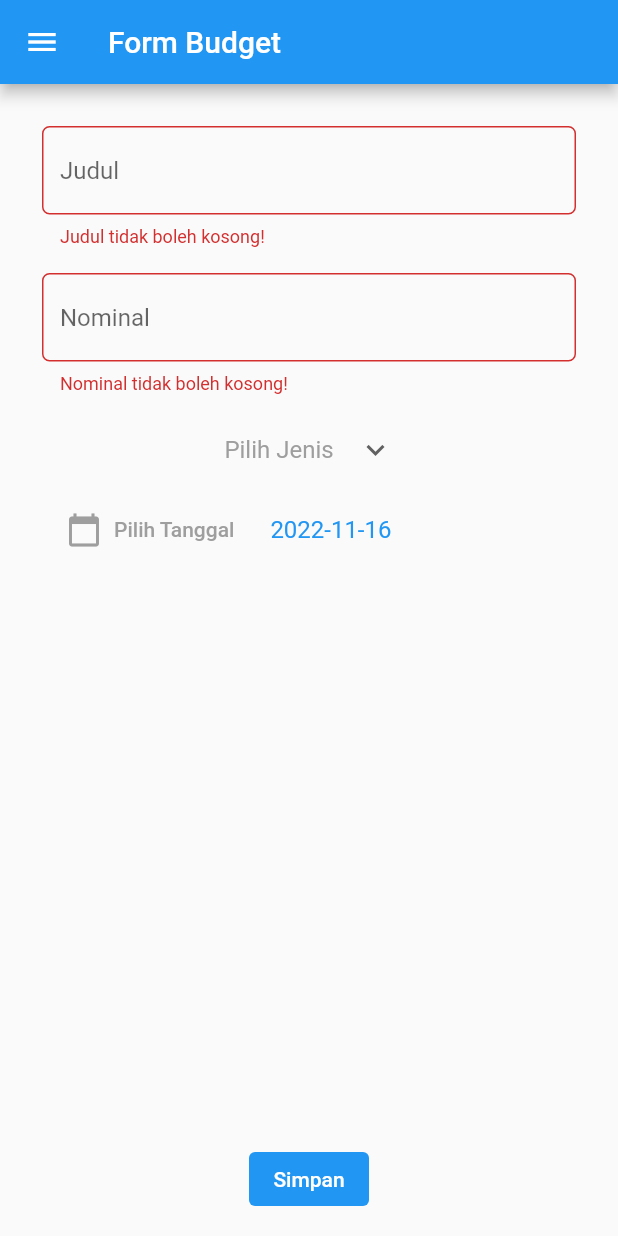
After one commit to achievagemilang/pbp-flutter-lab, a Flutter app: the FormBudgetPage screen opened directly, after a tap on "Simpan", on a phone screen of 412 x 824 dp. The commit adds this screen. Run offline on Flutter 3.47's test engine with Material 2 defaults, Android fonts, the phone set to English and light mode, and no system bars.

Commit message:
lab 8 done

```diff
--- /dev/null
+++ b/lib/form_budget.dart
@@ -0,0 +1,243 @@
+import 'package:flutter/material.dart';
+import 'package:flutter/services.dart';
+import 'package:counter_7/models/drawer.dart';
+
+class Budget {
+  String judul;
+  int nominal;
+  String tipe;
+  DateTime date;
+
+  Budget(this.judul, this.nominal, this.tipe, this.date);
+}
+
+List<Budget> dataBudget = <Budget>[];
+
+class FormBudgetPage extends StatefulWidget {
+  const FormBudgetPage({super.key});
+
+  @override
+  State<FormBudgetPage> createState() => _FormBudgetPageState();
+}
+
+class _FormBudgetPageState extends State<FormBudgetPage> {
+  final _formKey = GlobalKey<FormState>();
+  String? _judul;
+  int? _nominal;
+  String? jenis;
+  List<String> listJenis = ['Pemasukan', 'Pengeluaran'];
+  DateTime date = DateTime.now();
+
+  @override
+  Widget build(BuildContext context) {
+    return Scaffold(
+      appBar: AppBar(
+        title: Text("Form Budget"),
+      ),
+      drawer: DrawerApp(),
+      body: Container(
+        width: MediaQuery.of(context).size.width,
+        height: MediaQuery.of(context).size.height,
+        child: Column(
+          children: [
+            Form(
+              key: _formKey,
+              child: SingleChildScrollView(
+                child: Container(
+                  padding: const EdgeInsets.all(20.0),
+                  child: Column(
+                    children: [
+                      Padding(
+                        padding: const EdgeInsets.all(8.0),
+                        child: TextFormField(
+                          decoration: InputDecoration(
+                            hintText: "Judul",
+                            border: OutlineInputBorder(
+                              borderRadius: BorderRadius.circular(5.0),
+                            ),
+                          ),
+                          onChanged: (String? value) {
+                            setState(() {
+                              _judul = value!;
+                            });
+                          },
+                          onSaved: (String? value) {
+                            setState(() {
+                              _judul = value!;
+                            });
+                          },
+                          validator: (String? value) {
+                            if (value == null || value.isEmpty) {
+                              return 'Judul tidak boleh kosong!';
+                            }
+                            return null;
+                          },
+                        ),
+                      ),
+                      SizedBox(height: 1),
+                      Padding(
+                          padding: const EdgeInsets.all(8.0),
+                          child: TextFormField(
+                            decoration: InputDecoration(
+                              hintText: "Nominal",
+                              border: OutlineInputBorder(
+                                borderRadius: BorderRadius.circular(5.0),
+                              ),
+                            ),
+                            keyboardType: TextInputType.number,
+                            inputFormatters: <TextInputFormatter>[
+                              FilteringTextInputFormatter.digitsOnly
+                            ],
+                            onChanged: (String? value) {
+                              try {
+                                setState(() {
+                                  _nominal = int.parse(value!);
+                                });
+                              } on Exception {
+                                return;
+                              }
+                            },
+                            onSaved: (String? value) {
+                              setState(() {
+                                _nominal = int.parse(value!);
+                              });
+                            },
+                            validator: (String? value) {
+                              if (value == null || value.isEmpty) {
+                                return 'Nominal tidak boleh kosong!';
+                              }
+                              return null;
+                            },
+                          )),
+                      SizedBox(height: 5),
+                      Center(
+                        child: DropdownButtonHideUnderline(
+                          child: DropdownButton(
+                            hint: Container(
+                              child: const Text(
+                                "Pilih Jenis",
+                                style: TextStyle(color: Colors.grey),
+                                textAlign: TextAlign.center,
+                              ),
+                            ),
+                            value: jenis,
+                            icon: const Icon(Icons.keyboard_arrow_down),
+                            items: listJenis.map((String items) {
+                              return DropdownMenuItem(
+                                value: items,
+                                child: Text(items),
+                              );
+                            }).toList(),
+                            onChanged: (String? newValue) {
+                              setState(() {
+                                jenis = newValue!;
+                              });
+                            },
+                          ),
+                        ),
+                      ),
+                      SizedBox(height: 1),
+                      Center(
+                        child: ListTile(
+                          title: Text(
+                            date.toString().substring(0, 10),
+                            style: TextStyle(color: Colors.blue),
+                          ),
+                          leading: TextButton.icon(
+                            icon: const Icon(
+                              Icons.calendar_today,
+                              color: Colors.grey,
+                            ),
+                            label: const Text(
+                              "Pilih Tanggal",
+                              style: TextStyle(color: Colors.grey),
+                            ),
+                            onPressed: () async {
+                              final DateTime? date = await showDatePicker(
+                                context: context,
+                                initialDate: DateTime.now(),
+                                firstDate: DateTime(2000),
+                                lastDate: DateTime(2099),
+                              );
+                              if (date == null) {
+                                return;
+                              } else {
+                                setState(() {
+                                  this.date = date;
+                                });
+                              }
+                            },
+                          ),
+                        ),
+                      ),
+                    ],
+                  ),
+                ),
+              ),
+            ),
+            Expanded(
+              child: Center(
+                child: Padding(
+                  padding: const EdgeInsets.symmetric(vertical: 20),
+                  child: Align(
+                    alignment: Alignment.bottomCenter,
+                    child: TextButton(
+                      child: const Text(
+                        "Simpan",
+                        style: TextStyle(color: Colors.white),
+                      ),
+                      style: TextButton.styleFrom(
+                        backgroundColor: Colors.blue,
+                        padding: const EdgeInsets.all(8.0),
+                        tapTargetSize: MaterialTapTargetSize.shrinkWrap,
+                        fixedSize: Size(80, 20),
+                        alignment: Alignment.center,
+                      ),
+                      onPressed: () {
+                        if (_formKey.currentState!.validate()) {
+                          showDialog(
+                            context: context,
+                            builder: (context) {
+                              return Dialog(
+                                shape: RoundedRectangleBorder(
+                                  borderRadius: BorderRadius.circular(10),
+                                ),
+                                elevation: 15,
+                                child: Container(
+                                  child: ListView(
+                                    padding: const EdgeInsets.only(
+                                        top: 20, bottom: 20),
+                                    shrinkWrap: true,
+                                    children: <Widget>[
+                                      Center(
+                                        child: const Text(
+                                            'Berhasil Menambahkan Data'),
+                                      ),
+                                      SizedBox(height: 20),
+                                      TextButton(
+                                        onPressed: () {
+                                          Navigator.pop(context);
+                                        },
+                                        child: Text('Kembali'),
+                                      ),
+                                    ],
+                                  ),
+                                ),
+                              );
+                            },
+                          );
+                          dataBudget
+                              .add(Budget(_judul!, _nominal!, jenis!, date));
+                        }
+                      },
+                    ),
+                  ),
+                ),
+              ),
+            ),
+          ],
+        ),
+      ),
+    );
+  }
+}
--- a/lib/main.dart
+++ b/lib/main.dart
@@ -1,4 +1,7 @@
+import 'package:counter_7/models/drawer.dart';
 import 'package:flutter/material.dart';
+import 'package:counter_7/data_budget.dart';
+import 'package:counter_7/form_budget.dart';
 
 void main() {
   runApp(const MyApp());
@@ -49,6 +52,7 @@ class _MyHomePageState extends State<MyHomePage> {
       appBar: AppBar(
         title: Text(widget.title),
       ),
+      drawer: DrawerApp(),
       body: Center(
         child: Column(
           mainAxisAlignment: MainAxisAlignment.center,
--- /dev/null
+++ b/lib/models/drawer.dart
@@ -0,0 +1,51 @@
+import 'package:flutter/material.dart';
+import 'package:counter_7/main.dart';
+import 'package:counter_7/form_budget.dart';
+import 'package:counter_7/data_budget.dart';
+
+class DrawerApp extends StatelessWidget {
+  const DrawerApp({super.key});
+
+  @override
+  Widget build(BuildContext context) {
+    return Drawer(
+      child: SafeArea(
+        child: Column(
+          children: [
+            ListTile(
+              title: const Text('counter_7'),
+              onTap: () {
+                Navigator.pushReplacement(
+                  context,
+                  MaterialPageRoute(
+                      builder: (context) =>
+                          const MyHomePage(title: 'counter_7')),
+                );
+              },
+            ),
+            ListTile(
+              title: const Text('Tambah Budget'),
+              onTap: () {
+                Navigator.pushReplacement(
+                  context,
+                  MaterialPageRoute(
+                      builder: (context) => const FormBudgetPage()),
+                );
+              },
+            ),
+            ListTile(
+              title: const Text('Data Budget'),
+              onTap: () {
+                Navigator.pushReplacement(
+                  context,
+                  MaterialPageRoute(
+                      builder: (context) => const DataBudgetPage()),
+                );
+              },
+            ),
+          ],
+        ),
+      ),
+    );
+  }
+}
```
Also changed, not shown: lib/data_budget.dart (added, +52 -0 lines), 1 other file.
